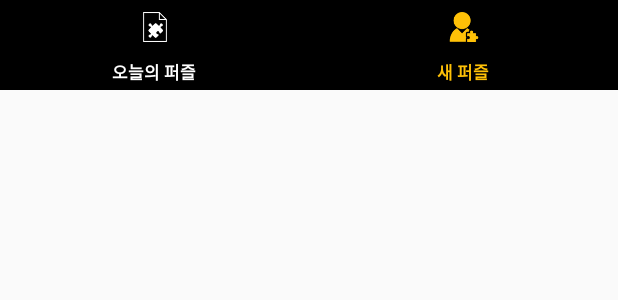
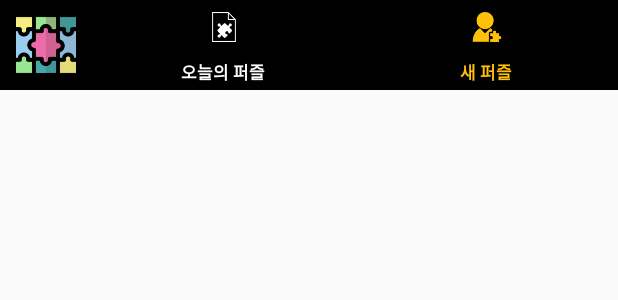
Before and after one commit to HanSeungBeom/PuzzlePiece, an Android app: the layout notify_always.xml on its own in the app's theme, with its tools: preview values and no code run, on a phone screen of 412 x 824 dp. Shown: the top 300 px of the screen. Run offline under Robolectric (Android 15) with nearby library versions, the phone set to English and light mode, and no system bars.

Commit message:
notibar 수정/ empty view 아이콘 수정

```diff
--- a/app/src/main/java/bumbums/puzzlepiece/ui/AddPuzzleDirectActivity.java
+++ b/app/src/main/java/bumbums/puzzlepiece/ui/AddPuzzleDirectActivity.java
@@ -66,6 +66,7 @@ public class AddPuzzleDirectActivity extends AppCompatActivity implements View.O
     private SpeechRecognizer mRecognizer;
     private ImageView mRecord;
     private ImageView mNewFriend;
+    private LinearLayout mNewFriendBg;
     @Override
     protected void onCreate(Bundle savedInstanceState) {
         super.onCreate(savedInstanceState);
@@ -82,6 +83,8 @@ public class AddPuzzleDirectActivity extends AppCompatActivity implements View.O
         mPuzzle = (ImageView) findViewById(R.id.iv_puzzle);
         mSearch = (EditText) findViewById(R.id.et_search);
         mEmptyView = (LinearLayout) findViewById(R.id.empty_view);
+        mNewFriendBg = (LinearLayout)findViewById(R.id.ll_add_new_friend) ;
+        mNewFriendBg.setOnClickListener(this);
         mSearch.addTextChangedListener(new TextWatcher() {
             @Override
             public void beforeTextChanged(CharSequence s, int start, int count, int after) {
--- a/app/src/main/res/drawable/layout_border.xml
+++ b/app/src/main/res/drawable/layout_border.xml
@@ -3,6 +3,6 @@
     <item android:state_pressed="true"
         android:drawable="@color/Grey300" /> <!-- pressed -->
     <item android:state_focused="true"
-        android:drawable="@color/white" /> <!-- focused -->
-    <item android:drawable="@color/white" /> <!-- default -->
+        android:drawable="@android:color/transparent" /> <!-- focused -->
+    <item android:drawable="@android:color/transparent" /> <!-- default -->
 </selector>
--- a/app/src/main/res/layout/notify_always.xml
+++ b/app/src/main/res/layout/notify_always.xml
@@ -5,14 +5,31 @@
     android:background="@color/colorPrimary">
 
     <LinearLayout
+        android:id="@+id/ll_main"
+        android:gravity="center"
+        android:background="@drawable/layout_border_noti"
+        android:layout_width="0dp"
+        android:layout_height="match_parent"
+        android:layout_weight="0.7"
+        android:orientation="vertical">
+        <ImageView
+            android:padding="10dp"
+            android:scaleType="centerInside"
+            android:layout_weight="1"
+            android:id="@+id/iv_main"
+            android:src="@drawable/ic_icon"
+            android:layout_width="match_parent"
+            android:layout_height="match_parent" />
+
+    </LinearLayout>
+    <LinearLayout
         android:id="@+id/ll_review_puzzle"
         android:gravity="center"
         android:background="@drawable/layout_border_noti"
         android:layout_width="0dp"
         android:layout_height="match_parent"
         android:layout_weight="2"
-        android:orientation="vertical"
->
+        android:orientation="vertical">
         <ImageView
              android:padding="8dp"
             android:scaleType="centerInside"
--- a/app/src/main/res/layout/tab_puzzles.xml
+++ b/app/src/main/res/layout/tab_puzzles.xml
@@ -26,9 +26,9 @@
         android:background="@color/blueGrey50">
         <ImageView
             android:src="@drawable/ic_puzzles_grey"
-            android:tint="@color/Grey500"
-            android:layout_width="wrap_content"
-            android:layout_height="wrap_content"
+            android:tint="@color/Grey300"
+            android:layout_width="60dp"
+            android:layout_height="60dp"
             />
 
         <TextView
```
Also changed, not shown: app/src/main/java/bumbums/puzzlepiece/task/NotificationService.java (+11 -3 lines), app/src/main/res/layout/activity_add_puzzle_direct.xml (+9 -2 lines), app/src/main/res/layout/fragment_rank.xml (+7 -7 lines), app/src/main/res/layout/row_friend_rank.xml (+8 -3 lines), app/src/main/res/layout/tab_friends.xml (+7 -7 lines), app/src/main/res/layout/tab_review.xml (+7 -7 lines), app/src/main/res/drawable/ic_empty_friend.png (added), app/src/main/res/drawable/ic_empty_rank.png (added).
